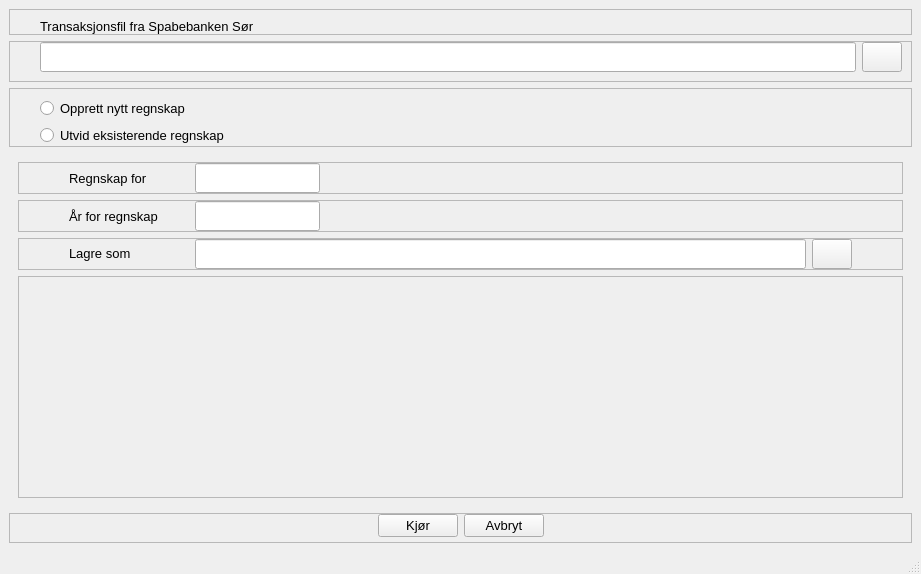
Qt form user_interface/main_window.ui (stianke/regnskapsprogram) before a commit.
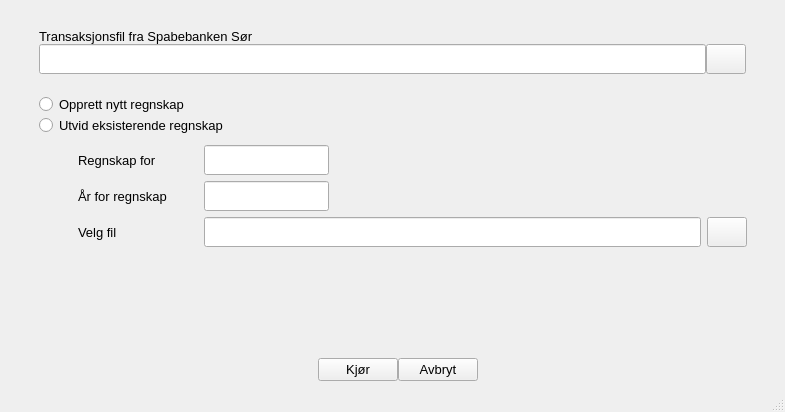
The same form after that commit. Icons and pictures are not drawn.

Commit message: GUI buf fix Invisible GUI changes

What changed in the file:
```diff
--- a/user_interface/main_window.ui
+++ b/user_interface/main_window.ui
@@ -6,10 +6,16 @@
    <rect>
     <x>0</x>
     <y>0</y>
-    <width>921</width>
-    <height>574</height>
+    <width>785</width>
+    <height>412</height>
    </rect>
   </property>
+  <property name="sizePolicy">
+   <sizepolicy hsizetype="Preferred" vsizetype="Minimum">
+    <horstretch>0</horstretch>
+    <verstretch>0</verstretch>
+   </sizepolicy>
+  </property>
   <property name="windowTitle">
    <string>Regnskapsprogram</string>
   </property>
@@ -17,22 +23,30 @@
    <iconset>
     <normaloff>icons/piggy-bank.png</normaloff>icons/piggy-bank.png</iconset>
   </property>
+  <property name="windowOpacity">
+   <double>1.000000000000000</double>
+  </property>
+  <property name="iconSize">
+   <size>
+    <width>30</width>
+    <height>30</height>
+   </size>
+  </property>
   <widget class="QWidget" name="centralwidget">
    <layout class="QVBoxLayout" name="verticalLayout_2">
     <item>
-     <widget class="QFrame" name="frame_10">
-      <property name="frameShape">
-       <enum>QFrame::StyledPanel</enum>
+     <layout class="QVBoxLayout" name="verticalLayout_6">
+      <property name="spacing">
+       <number>0</number>
       </property>
-      <property name="frameShadow">
-       <enum>QFrame::Raised</enum>
-      </property>
-      <layout class="QHBoxLayout" name="horizontalLayout_6">
        <property name="leftMargin">
         <number>30</number>
        </property>
-       <property name="bottomMargin">
-        <number>0</number>
+      <property name="topMargin">
+       <number>20</number>
+      </property>
+      <property name="rightMargin">
+       <number>20</number>
        </property>
        <item>
         <widget class="QLabel" name="label_3">
@@ -46,23 +60,10 @@
          </property>
         </widget>
        </item>
-      </layout>
-     </widget>
-    </item>
     <item>
-     <widget class="QFrame" name="frame_7">
-      <property name="frameShape">
-       <enum>QFrame::StyledPanel</enum>
-      </property>
-      <property name="frameShadow">
-       <enum>QFrame::Raised</enum>
-      </property>
-      <layout class="QHBoxLayout" name="horizontalLayout_5">
-       <property name="leftMargin">
-        <number>30</number>
-       </property>
-       <property name="topMargin">
-        <number>0</number>
+       <layout class="QHBoxLayout" name="horizontalLayout_2">
+        <property name="rightMargin">
+         <number>10</number>
        </property>
        <item>
         <widget class="QLineEdit" name="lineEdit_new_transactions_file">
@@ -107,23 +108,23 @@
         </widget>
        </item>
       </layout>
-     </widget>
     </item>
     <item>
-     <widget class="QFrame" name="frame_6">
-      <property name="frameShape">
-       <enum>QFrame::StyledPanel</enum>
-      </property>
-      <property name="frameShadow">
-       <enum>QFrame::Raised</enum>
-      </property>
-      <layout class="QVBoxLayout" name="verticalLayout">
-       <property name="leftMargin">
-        <number>30</number>
-       </property>
-       <property name="bottomMargin">
-        <number>0</number>
-       </property>
+       <spacer name="verticalSpacer_3">
+        <property name="orientation">
+         <enum>Qt::Vertical</enum>
+        </property>
+        <property name="sizeType">
+         <enum>QSizePolicy::Fixed</enum>
+        </property>
+        <property name="sizeHint" stdset="0">
+         <size>
+          <width>0</width>
+          <height>20</height>
+         </size>
+        </property>
+       </spacer>
+      </item>
        <item>
         <widget class="QRadioButton" name="radioButton_make_new_account">
          <property name="font">
@@ -143,18 +144,18 @@
            <pointsize>10</pointsize>
           </font>
          </property>
+        <property name="toolTip">
+         <string>&lt;html&gt;&lt;head/&gt;&lt;body&gt;&lt;p&gt;Regnskapet må være laget av dette programmet for å være kompitabelt&lt;/p&gt;&lt;/body&gt;&lt;/html&gt;</string>
+        </property>
          <property name="text">
           <string>Utvid eksisterende regnskap</string>
          </property>
         </widget>
        </item>
-      </layout>
-     </widget>
-    </item>
     <item>
      <widget class="QStackedWidget" name="conditional_settings">
       <property name="sizePolicy">
-       <sizepolicy hsizetype="Preferred" vsizetype="Minimum">
+         <sizepolicy hsizetype="Preferred" vsizetype="MinimumExpanding">
         <horstretch>0</horstretch>
         <verstretch>0</verstretch>
        </sizepolicy>
@@ -165,30 +166,11 @@
       <widget class="QWidget" name="page_3">
        <layout class="QVBoxLayout" name="verticalLayout_4">
         <item>
-         <widget class="QFrame" name="frame_4">
-          <property name="sizePolicy">
-           <sizepolicy hsizetype="Preferred" vsizetype="Fixed">
-            <horstretch>0</horstretch>
-            <verstretch>0</verstretch>
-           </sizepolicy>
-          </property>
-          <property name="frameShape">
-           <enum>QFrame::StyledPanel</enum>
-          </property>
-          <property name="frameShadow">
-           <enum>QFrame::Raised</enum>
-          </property>
-          <layout class="QHBoxLayout" name="horizontalLayout_3">
+           <layout class="QHBoxLayout" name="horizontalLayout_8">
            <property name="leftMargin">
-            <number>50</number>
-           </property>
-           <property name="topMargin">
-            <number>0</number>
+             <number>30</number>
            </property>
            <property name="rightMargin">
-            <number>50</number>
-           </property>
-           <property name="bottomMargin">
             <number>0</number>
            </property>
            <item>
@@ -215,7 +197,7 @@
              </property>
             </widget>
            </item>
-           <item alignment="Qt::AlignLeft">
+            <item>
             <widget class="QLineEdit" name="lineEdit_account_name">
              <property name="sizePolicy">
               <sizepolicy hsizetype="Fixed" vsizetype="Fixed">
@@ -248,34 +230,27 @@
              </property>
             </widget>
            </item>
-          </layout>
-         </widget>
+            <item>
+             <spacer name="horizontalSpacer_4">
+              <property name="orientation">
+               <enum>Qt::Horizontal</enum>
+              </property>
+              <property name="sizeHint" stdset="0">
+               <size>
+                <width>0</width>
+                <height>0</height>
+               </size>
+              </property>
+             </spacer>
+            </item>
+           </layout>
         </item>
         <item>
-         <widget class="QFrame" name="frame_5">
-          <property name="sizePolicy">
-           <sizepolicy hsizetype="Preferred" vsizetype="Fixed">
-            <horstretch>0</horstretch>
-            <verstretch>0</verstretch>
-           </sizepolicy>
-          </property>
-          <property name="frameShape">
-           <enum>QFrame::StyledPanel</enum>
-          </property>
-          <property name="frameShadow">
-           <enum>QFrame::Raised</enum>
-          </property>
-          <layout class="QHBoxLayout" name="horizontalLayout_4">
+           <layout class="QHBoxLayout" name="horizontalLayout_7">
            <property name="leftMargin">
-            <number>50</number>
-           </property>
-           <property name="topMargin">
-            <number>0</number>
+             <number>30</number>
            </property>
            <property name="rightMargin">
-            <number>50</number>
-           </property>
-           <property name="bottomMargin">
             <number>0</number>
            </property>
            <item>
@@ -308,7 +283,7 @@
              </property>
             </widget>
            </item>
-           <item alignment="Qt::AlignLeft">
+            <item>
             <widget class="QLineEdit" name="lineEdit_account_year">
              <property name="sizePolicy">
               <sizepolicy hsizetype="Fixed" vsizetype="Fixed">
@@ -341,153 +316,28 @@
              </property>
             </widget>
            </item>
-          </layout>
-         </widget>
-        </item>
         <item>
-         <widget class="QFrame" name="frame_2">
-          <property name="sizePolicy">
-           <sizepolicy hsizetype="Preferred" vsizetype="Fixed">
-            <horstretch>0</horstretch>
-            <verstretch>0</verstretch>
-           </sizepolicy>
-          </property>
-          <property name="frameShape">
-           <enum>QFrame::StyledPanel</enum>
-          </property>
-          <property name="frameShadow">
-           <enum>QFrame::Raised</enum>
-          </property>
-          <layout class="QGridLayout" name="gridLayout">
-           <property name="leftMargin">
-            <number>50</number>
-           </property>
-           <property name="topMargin">
-            <number>0</number>
-           </property>
-           <property name="rightMargin">
-            <number>50</number>
-           </property>
-           <property name="bottomMargin">
-            <number>0</number>
-           </property>
-           <item row="0" column="1">
-            <widget class="QLineEdit" name="lineEdit_save_new_account_as">
-             <property name="sizePolicy">
-              <sizepolicy hsizetype="Expanding" vsizetype="Fixed">
-               <horstretch>0</horstretch>
-               <verstretch>0</verstretch>
-              </sizepolicy>
-             </property>
-             <property name="minimumSize">
+             <spacer name="horizontalSpacer_3">
+              <property name="orientation">
+               <enum>Qt::Horizontal</enum>
+              </property>
+              <property name="sizeHint" stdset="0">
               <size>
                <width>0</width>
-               <height>30</height>
-              </size>
-             </property>
-             <property name="maximumSize">
-              <size>
-               <width>16777215</width>
-               <height>30</height>
-              </size>
-             </property>
-             <property name="font">
-              <font>
-               <pointsize>8</pointsize>
-              </font>
-             </property>
-            </widget>
-           </item>
-           <item row="0" column="2">
-            <widget class="QToolButton" name="toolButton_save_new_account_as">
-             <property name="minimumSize">
-              <size>
-               <width>40</width>
-               <height>30</height>
-              </size>
-             </property>
-             <property name="text">
-              <string/>
-             </property>
-             <property name="icon">
-              <iconset>
-               <normaloff>icons/icons8-folder-48.png</normaloff>icons/icons8-folder-48.png</iconset>
-             </property>
-             <property name="autoRaise">
-              <bool>false</bool>
-             </property>
-            </widget>
-           </item>
-           <item row="0" column="0">
-            <widget class="QLabel" name="label_save_new_account_as">
-             <property name="sizePolicy">
-              <sizepolicy hsizetype="Fixed" vsizetype="Fixed">
-               <horstretch>0</horstretch>
-               <verstretch>0</verstretch>
-              </sizepolicy>
-             </property>
-             <property name="minimumSize">
-              <size>
-               <width>120</width>
                <height>0</height>
               </size>
              </property>
-             <property name="maximumSize">
-              <size>
-               <width>100</width>
-               <height>16777215</height>
-              </size>
-             </property>
-             <property name="font">
-              <font>
-               <pointsize>10</pointsize>
-              </font>
-             </property>
-             <property name="text">
-              <string>Lagre som</string>
-             </property>
-            </widget>
-           </item>
-          </layout>
-         </widget>
+             </spacer>
+            </item>
+           </layout>
         </item>
         <item>
-         <widget class="QFrame" name="frame_9">
-          <property name="frameShape">
-           <enum>QFrame::StyledPanel</enum>
-          </property>
-          <property name="frameShadow">
-           <enum>QFrame::Raised</enum>
-          </property>
-         </widget>
-        </item>
-       </layout>
-      </widget>
-      <widget class="QWidget" name="page_4">
-       <layout class="QVBoxLayout" name="verticalLayout_3">
-        <item>
-         <widget class="QFrame" name="frame_3">
-          <property name="sizePolicy">
-           <sizepolicy hsizetype="Preferred" vsizetype="Fixed">
-            <horstretch>0</horstretch>
-            <verstretch>0</verstretch>
-           </sizepolicy>
-          </property>
-          <property name="frameShape">
-           <enum>QFrame::StyledPanel</enum>
-          </property>
-          <property name="frameShadow">
-           <enum>QFrame::Raised</enum>
-          </property>
-          <layout class="QHBoxLayout" name="horizontalLayout_2">
+           <layout class="QHBoxLayout" name="horizontalLayout_4">
            <property name="leftMargin">
-            <number>50</number>
-           </property>
-           <property name="topMargin">
-            <number>0</number>
+             <number>30</number>
            </property>
            <property name="rightMargin">
-            <number>50</number>
+             <number>0</number>
            </property>
            <property name="bottomMargin">
             <number>0</number>
@@ -535,6 +385,9 @@
                <pointsize>8</pointsize>
               </font>
              </property>
+              <property name="toolTip">
+               <string>&lt;html&gt;&lt;head/&gt;&lt;body&gt;&lt;p&gt;Regnskapet må være laget av dette programmet for å være kompitabelt&lt;/p&gt;&lt;/body&gt;&lt;/html&gt;</string>
+              </property>
             </widget>
            </item>
            <item>
@@ -558,45 +411,157 @@
             </widget>
            </item>
           </layout>
-         </widget>
         </item>
         <item>
-         <widget class="QFrame" name="frame_8">
-          <property name="frameShape">
-           <enum>QFrame::StyledPanel</enum>
-          </property>
-          <property name="frameShadow">
-           <enum>QFrame::Raised</enum>
-          </property>
-         </widget>
+           <spacer name="verticalSpacer_2">
+            <property name="orientation">
+             <enum>Qt::Vertical</enum>
+            </property>
+            <property name="sizeType">
+             <enum>QSizePolicy::Expanding</enum>
+            </property>
+            <property name="sizeHint" stdset="0">
+             <size>
+              <width>0</width>
+              <height>0</height>
+             </size>
+            </property>
+           </spacer>
         </item>
        </layout>
       </widget>
-     </widget>
-    </item>
+        <widget class="QWidget" name="page_4">
+         <layout class="QVBoxLayout" name="verticalLayout_3">
     <item>
-     <widget class="QFrame" name="frame">
-      <property name="sizePolicy">
-       <sizepolicy hsizetype="Preferred" vsizetype="Maximum">
-        <horstretch>0</horstretch>
-        <verstretch>0</verstretch>
-       </sizepolicy>
-      </property>
-      <property name="frameShape">
-       <enum>QFrame::StyledPanel</enum>
-      </property>
-      <property name="frameShadow">
-       <enum>QFrame::Raised</enum>
-      </property>
       <layout class="QHBoxLayout" name="horizontalLayout">
-       <property name="topMargin">
+            <property name="leftMargin">
+             <number>30</number>
+            </property>
+            <property name="rightMargin">
         <number>0</number>
        </property>
-       <property name="bottomMargin">
-        <number>5</number>
-       </property>
-       <item alignment="Qt::AlignRight">
+            <item>
+             <widget class="QLabel" name="label_save_new_account_as">
+              <property name="sizePolicy">
+               <sizepolicy hsizetype="Fixed" vsizetype="Fixed">
+                <horstretch>0</horstretch>
+                <verstretch>0</verstretch>
+               </sizepolicy>
+              </property>
+              <property name="minimumSize">
+               <size>
+                <width>120</width>
+                <height>0</height>
+               </size>
+              </property>
+              <property name="maximumSize">
+               <size>
+                <width>100</width>
+                <height>16777215</height>
+               </size>
+              </property>
+              <property name="font">
+               <font>
+                <pointsize>10</pointsize>
+               </font>
+              </property>
+              <property name="text">
+               <string>Lagre som</string>
+              </property>
+             </widget>
+            </item>
+            <item>
+             <widget class="QLineEdit" name="lineEdit_save_new_account_as">
+              <property name="sizePolicy">
+               <sizepolicy hsizetype="Expanding" vsizetype="Fixed">
+                <horstretch>0</horstretch>
+                <verstretch>0</verstretch>
+               </sizepolicy>
+              </property>
+              <property name="minimumSize">
+               <size>
+                <width>300</width>
+                <height>30</height>
+               </size>
+              </property>
+              <property name="maximumSize">
+               <size>
+                <width>16777215</width>
+                <height>30</height>
+               </size>
+              </property>
+              <property name="font">
+               <font>
+                <pointsize>8</pointsize>
+               </font>
+              </property>
+              <property name="toolTip">
+               <string/>
+              </property>
+             </widget>
+            </item>
+            <item>
+             <widget class="QToolButton" name="toolButton_save_new_account_as">
+              <property name="minimumSize">
+               <size>
+                <width>40</width>
+                <height>30</height>
+               </size>
+              </property>
+              <property name="text">
+               <string/>
+              </property>
+              <property name="icon">
+               <iconset>
+                <normaloff>icons/icons8-folder-48.png</normaloff>icons/icons8-folder-48.png</iconset>
+              </property>
+              <property name="autoRaise">
+               <bool>false</bool>
+              </property>
+             </widget>
+            </item>
+           </layout>
+          </item>
+          <item>
+           <spacer name="verticalSpacer">
+            <property name="orientation">
+             <enum>Qt::Vertical</enum>
+            </property>
+            <property name="sizeHint" stdset="0">
+             <size>
+              <width>20</width>
+              <height>0</height>
+             </size>
+            </property>
+           </spacer>
+          </item>
+         </layout>
+        </widget>
+       </widget>
+      </item>
+      <item>
+       <layout class="QHBoxLayout" name="horizontalLayout_6">
+        <item>
+         <spacer name="horizontalSpacer">
+          <property name="orientation">
+           <enum>Qt::Horizontal</enum>
+          </property>
+          <property name="sizeHint" stdset="0">
+           <size>
+            <width>0</width>
+            <height>0</height>
+           </size>
+          </property>
+         </spacer>
+        </item>
+        <item>
         <widget class="QPushButton" name="pushButton_run">
+          <property name="sizePolicy">
+           <sizepolicy hsizetype="Fixed" vsizetype="Fixed">
+            <horstretch>0</horstretch>
+            <verstretch>0</verstretch>
+           </sizepolicy>
+          </property>
          <property name="font">
           <font>
            <pointsize>10</pointsize>
@@ -607,8 +572,14 @@
          </property>
         </widget>
        </item>
-       <item alignment="Qt::AlignLeft">
+        <item alignment="Qt::AlignRight">
         <widget class="QPushButton" name="pushButton_cancel">
+          <property name="sizePolicy">
+           <sizepolicy hsizetype="Fixed" vsizetype="Fixed">
+            <horstretch>0</horstretch>
+            <verstretch>0</verstretch>
+           </sizepolicy>
+          </property>
          <property name="font">
           <font>
            <pointsize>10</pointsize>
@@ -619,8 +590,22 @@
          </property>
         </widget>
        </item>
-      </layout>
-     </widget>
+        <item>
+         <spacer name="horizontalSpacer_2">
+          <property name="orientation">
+           <enum>Qt::Horizontal</enum>
+          </property>
+          <property name="sizeHint" stdset="0">
+           <size>
+            <width>0</width>
+            <height>0</height>
+           </size>
+          </property>
+         </spacer>
+        </item>
+       </layout>
+      </item>
+     </layout>
     </item>
    </layout>
   </widget>
@@ -629,7 +614,7 @@
     <rect>
      <x>0</x>
      <y>0</y>
-     <width>921</width>
+     <width>785</width>
      <height>26</height>
     </rect>
    </property>
```
Lines whose indentation alone changed are shown as unchanged.
